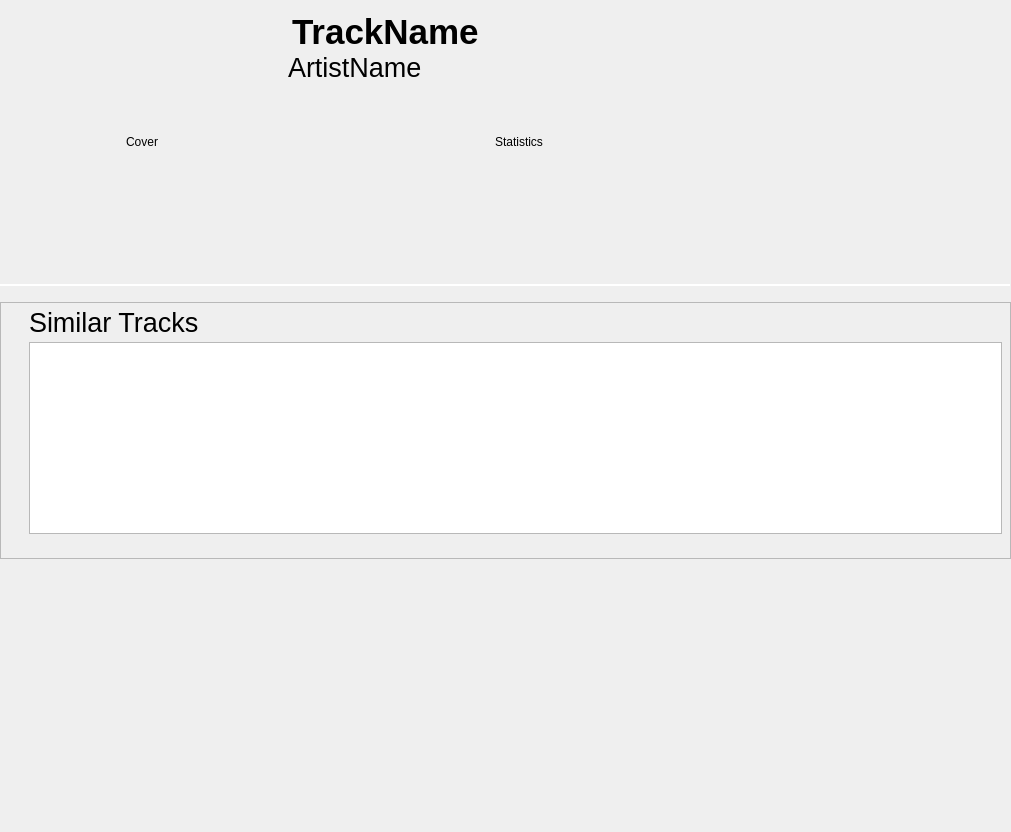
Above: src/libtomahawk/widgets/infowidgets/TrackInfoWidget.ui from tomahawk-player/tomahawk before the change. Below: the same form after it.
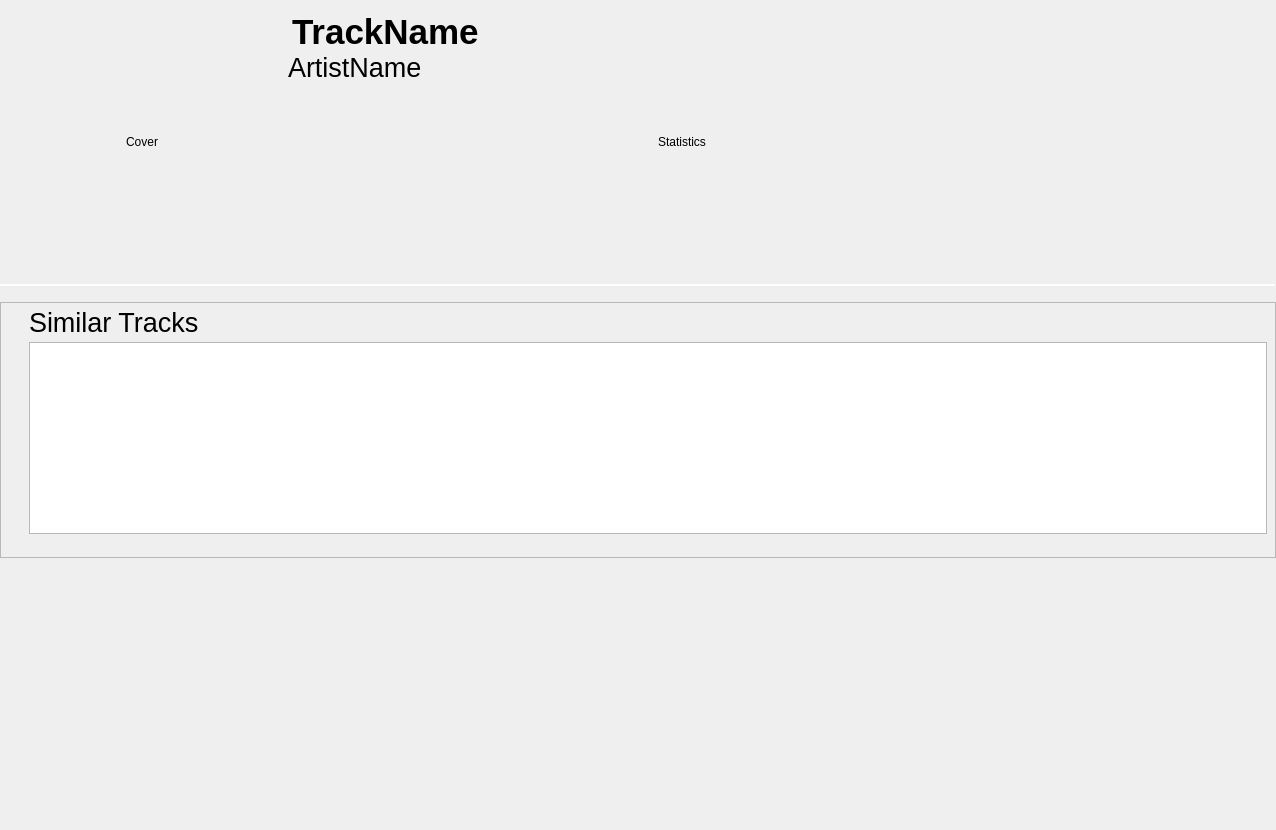
That is the form after the change. Custom widgets are drawn as their Qt base class.

Commit message: Make ScrollingLabel an actual label, respect alignment, and use in TrackInfoWidget.

Diff of the .ui file:
```diff
--- a/src/libtomahawk/widgets/infowidgets/TrackInfoWidget.ui
+++ b/src/libtomahawk/widgets/infowidgets/TrackInfoWidget.ui
@@ -6,8 +6,8 @@
    <rect>
     <x>0</x>
     <y>0</y>
-    <width>989</width>
-    <height>832</height>
+    <width>1276</width>
+    <height>830</height>
    </rect>
   </property>
   <property name="windowTitle">
@@ -305,6 +305,11 @@
    <extends>QLabel</extends>
    <header>widgets/QueryLabel.h</header>
   </customwidget>
+  <customwidget>
+   <class>ScrollingLabel</class>
+   <extends>QLabel</extends>
+   <header location="global">widgets/ScrollingLabel.h</header>
+  </customwidget>
  </customwidgets>
  <resources/>
  <connections/>
```
Left out of the diff: 4 changed lines with no effect on the pictures. The commit also changes 3 other files.
